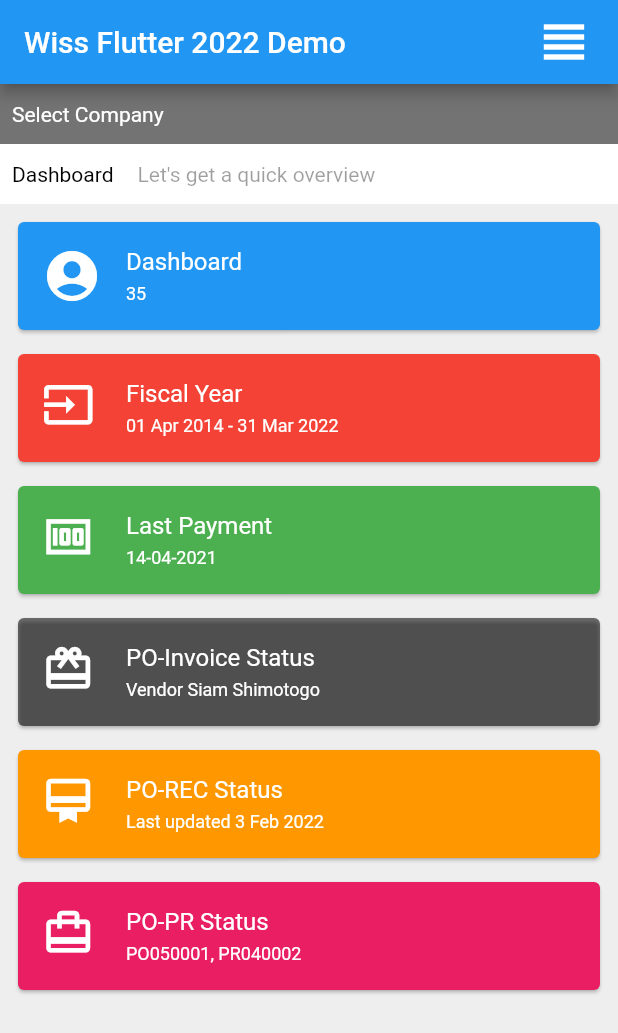
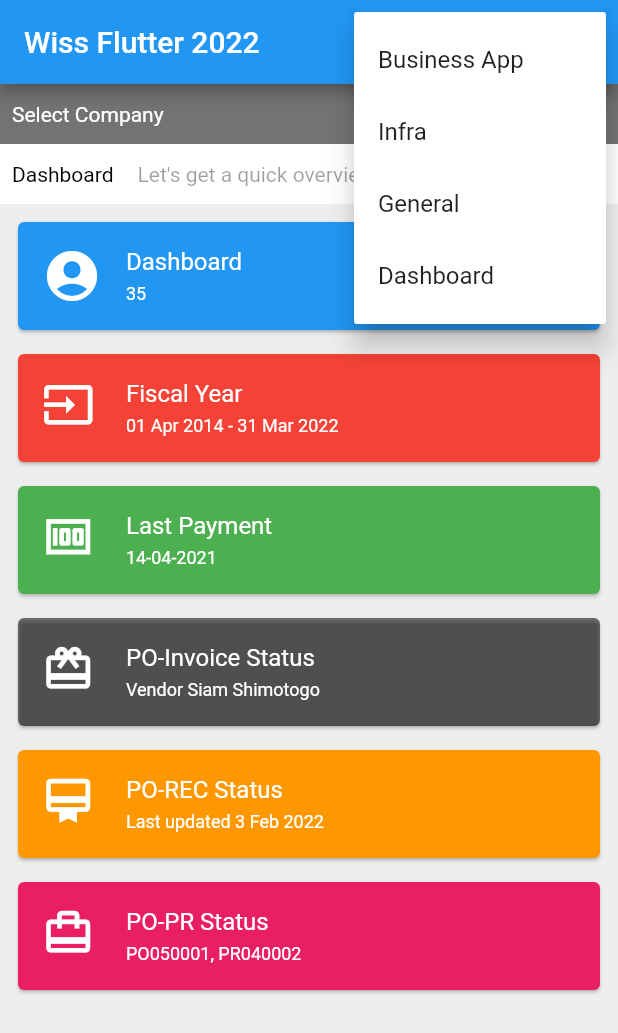
Before and after one commit to traitet/wissflutter01, a Flutter app: the screen it shows after launch, after a tap on the "view headline" icon, on a phone screen of 412 x 824 dp. Shown: the top 1033 px of the screen. Run offline on Flutter 3.47's test engine with Material 2 defaults, Android fonts, the phone set to English and light mode, and no system bars.

Commit message:
menu report template

```diff
--- a/lib/main.dart
+++ b/lib/main.dart
@@ -1,11 +1,23 @@
 import 'package:flutter/material.dart';
+import 'package:wissflutter01/ReportTemplatePage.dart';
 
 void main() {
   runApp(MyApp());
 }
+//==============================================================================
+//  DEPLOY FLUTTER INTO APACHE WEB SERVER
+//==============================================================================
+// https://gist.github.com/felagund18/4ea58e1b4d6646797e866d1c583ca1b0 (CALL API)
 
-// https://gist.github.com/felagund18/4ea58e1b4d6646797e866d1c583ca1b0 (CALL API)
-// DEPLOY FLUTTER INTO APACHE WEB SERVER
+//==============================================================================
+// DECLEARE VARIABLE
+//==============================================================================
+enum MenuOptions {
+  app,
+  infra,
+  general,
+  dashboard,
+}
 
 //==============================================================================
 // MAIN CLASS
@@ -20,7 +32,7 @@ class MyApp extends StatelessWidget {
       theme: ThemeData(
         primarySwatch: Colors.blue,
       ),
-      home: MyHomePage(title: 'Wiss Flutter 2022 Demo'),
+      home: MyHomePage(title: 'Wiss Flutter 2022'),
     );
   }
 }
@@ -42,6 +54,7 @@ class MyHomePage extends StatefulWidget {
 //==============================================================================
 // MY HOME PAGE STATE
 //==============================================================================
+
 class _MyHomePageState extends State<MyHomePage> {
   @override
   Widget build(BuildContext context) {
@@ -50,23 +63,47 @@ class _MyHomePageState extends State<MyHomePage> {
 //==============================================================================
     return Scaffold(
       // backgroundColor: Colors.lightBlue[40],
-      appBar: AppBar(
-        title: Text(widget.title),
-        actions: [
-          Padding(
-            padding: const EdgeInsets.only(right: 16),
-            child: IconButton(
-              icon: Icon(
-                Icons.view_headline,
-                size: 40,
-              ),
-              onPressed: () {
-                setState(() {});
-              },
+//==============================================================================
+// APP BAR
+//==============================================================================
+      appBar: AppBar(title: Text(widget.title), actions: [
+//==============================================================================
+// ACTIONS: RIGHT MENU (POPUP MENU BUTTON)
+//==============================================================================
+        PopupMenuButton(
+//==============================================================================
+// ON SELECTED
+//==============================================================================
+          onSelected: (MenuOptions result) {
+            // setState(() {
+            //   _selection = result;
+            // });
+          },
+          icon: Icon(Icons.view_headline),
+//==============================================================================
+// ITEM BUILDER OF MENU
+//==============================================================================
+          itemBuilder: (BuildContext context) => <PopupMenuEntry<MenuOptions>>[
+            const PopupMenuItem<MenuOptions>(
+              value: MenuOptions.app,
+              child: Text('Business App'),
             ),
-          ),
-        ],
-      ),
+            const PopupMenuItem<MenuOptions>(
+              value: MenuOptions.infra,
+              child: Text('Infra'),
+            ),
+            const PopupMenuItem<MenuOptions>(
+              value: MenuOptions.general,
+              child: Text('General'),
+            ),
+            const PopupMenuItem<MenuOptions>(
+              value: MenuOptions.dashboard,
+              child: Text('Dashboard'),
+            ),
+          ],
+        )
+      ]),
+
 //==============================================================================
 // SCAFFOLD BODY
 //==============================================================================
@@ -124,17 +161,15 @@ class _MyHomePageState extends State<MyHomePage> {
 //==============================================================================
 // CARD#1
 //==============================================================================
-                  WidgetCard(
-                    icon: Icon(
-                      Icons.account_circle,
-                      size: 40,
-                      color: Colors.white,
-                    ),
-                    color: Colors.blue,
-                    title: 'Dashboard',
-                    subtitle: '35',
-                    key: null,
-                  ),
+                  buildCard(
+                      context,
+                      Icon(Icons.account_circle, size: 40, color: Colors.white),
+                      Colors.blue,
+                      'Dashboard',
+                      '35',
+                      MaterialPageRoute(
+                          builder: (context) => ReportTemplatePage())),
+
 //==============================================================================
 // CARD#2
 //==============================================================================
@@ -215,6 +250,45 @@ class _MyHomePageState extends State<MyHomePage> {
   }
 }
 
+//=============================================================
+// BUILD CARD
+//=============================================================
+InkWell buildCard(BuildContext context, Icon icon, Color color, String title,
+    String subTitle, MaterialPageRoute route) {
+//=============================================================
+// RETURN INKWELL ( CHANGE TO BUTTON -> CAN ONTAP)
+//=============================================================
+  return InkWell(
+//=============================================================
+// ONTAB EVENT
+//=============================================================
+      onTap: () {
+        Navigator.push(context, route);
+      },
+//=============================================================
+// BUILD CARD
+//=============================================================
+      child: Padding(
+        padding:
+            const EdgeInsets.only(left: 8.0, right: 8.0, top: 8, bottom: 0),
+        child: Card(
+          color: color,
+          child: ListTile(
+            leading: icon,
+            title: Padding(
+              padding: const EdgeInsets.only(bottom: 4),
+              child: Text(title, style: TextStyle(color: Colors.white)),
+            ),
+            subtitle: Text(
+              subTitle,
+              style: TextStyle(color: Colors.white, fontSize: 12),
+            ),
+            // trailing: Icon(Icons.arrow_forward_ios),
+          ),
+        ),
+      ));
+}
+
 //==============================================================================
 // CARD WIDGET
 //==============================================================================
```
